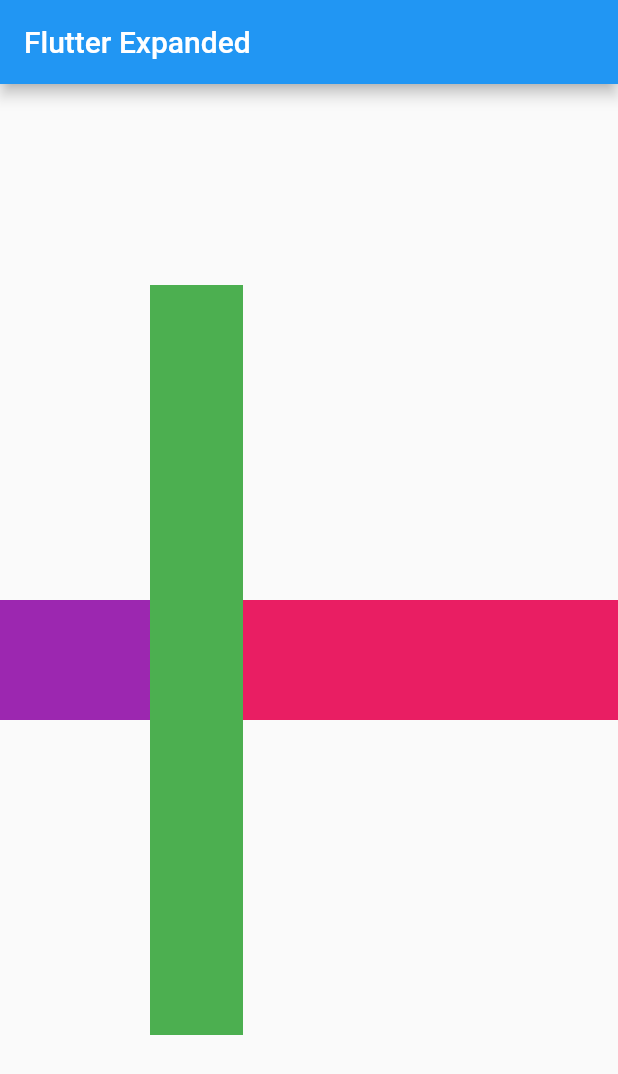
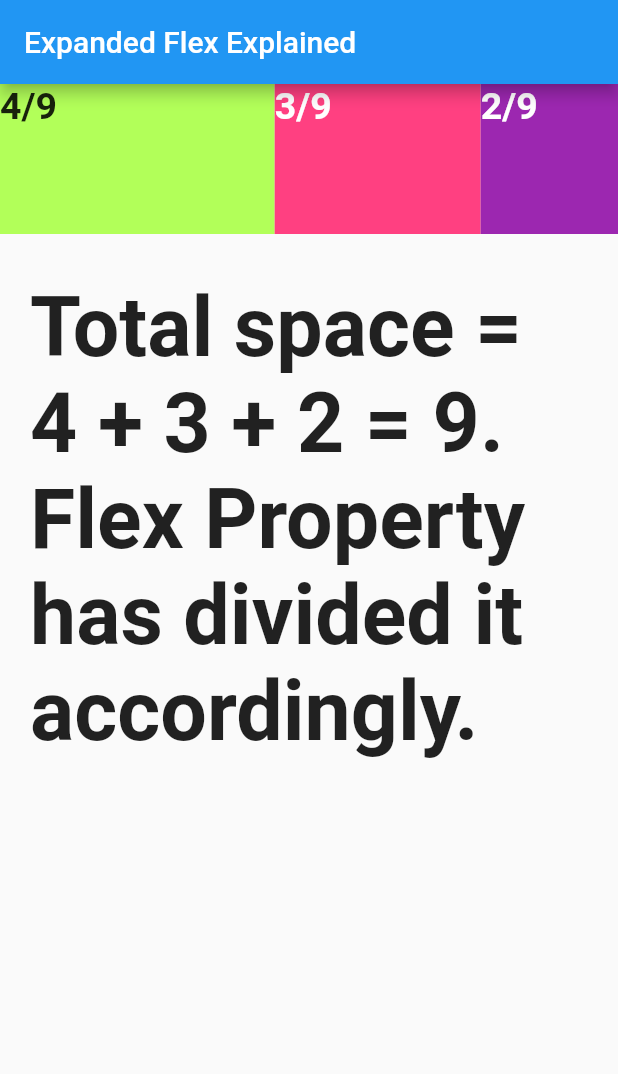
Before and after one commit to sanjibsinha/flutter_experiment, a Flutter app: the screen it shows after launch, on a phone screen of 412 x 824 dp. Shown: the top 1074 px of the screen. Run offline on Flutter 3.47's test engine with Material 2 defaults, Android fonts, the phone set to English and light mode, and no system bars; our stand-ins replace google_fonts; Roboto replaces fonts that are missing (Sacramento, Salsa).

Commit message:
flex explained

```diff
--- a/lib/main.dart
+++ b/lib/main.dart
@@ -1,11 +1,12 @@
 import 'package:flutter/material.dart';
+import 'package:google_fonts/google_fonts.dart';
 
 void main() => runApp(const MyApp());
 
 class MyApp extends StatelessWidget {
   const MyApp({Key? key}) : super(key: key);
 
-  static const String _title = 'Flutter Expanded';
+  static const String _title = 'Expanded Flex Explained';
 
   @override
   Widget build(BuildContext context) {
@@ -30,26 +31,69 @@ class MyHomePage extends StatelessWidget {
         title: Text(title),
       ),
       body: Center(
-        child: Row(
-          children: <Widget>[
-            Container(
-              color: Colors.purple,
-              height: 80,
-              width: 100,
+        child: Column(
+          children: [
+            Row(
+              children: <Widget>[
+                Expanded(
+                  flex: 4,
+                  child: Container(
+                    height: 100.00,
+                    color: Colors.lightGreenAccent,
+                    child: Text(
+                      '4/9',
+                      style: GoogleFonts.sacramento(
+                        fontSize: 25.00,
+                        fontWeight: FontWeight.bold,
+                      ),
+                    ),
+                  ),
+                ),
+                Expanded(
+                  flex: 3,
+                  child: Container(
+                    height: 100.00,
+                    color: Colors.pinkAccent,
+                    child: Text(
+                      '3/9',
+                      style: GoogleFonts.sacramento(
+                        fontSize: 25.00,
+                        fontWeight: FontWeight.bold,
+                        color: Colors.white,
+                      ),
+                    ),
+                  ),
+                ),
+                Expanded(
+                  flex: 2,
+                  child: Container(
+                    color: Colors.purple,
+                    height: 100.00,
+                    child: Text(
+                      '2/9',
+                      style: GoogleFonts.sacramento(
+                        fontSize: 25.00,
+                        fontWeight: FontWeight.bold,
+                        color: Colors.white,
+                      ),
+                    ),
+                  ),
+                ),
+              ],
             ),
-            Expanded(
-              flex: 1,
-              child: Container(
-                color: Colors.green,
-                height: 500,
-                width: 380,
-              ),
+            const SizedBox(
+              height: 10.00,
             ),
             Container(
-              color: Colors.pink,
-              height: 80,
-              width: 250,
-            ),
+              margin: const EdgeInsets.all(20.00),
+              child: Text(
+                'Total space = 4 + 3 + 2 = 9. Flex Property has divided it accordingly.',
+                style: GoogleFonts.salsa(
+                  fontSize: 55.00,
+                  fontWeight: FontWeight.bold,
+                ),
+              ),
+            )
           ],
         ),
       ),
```
